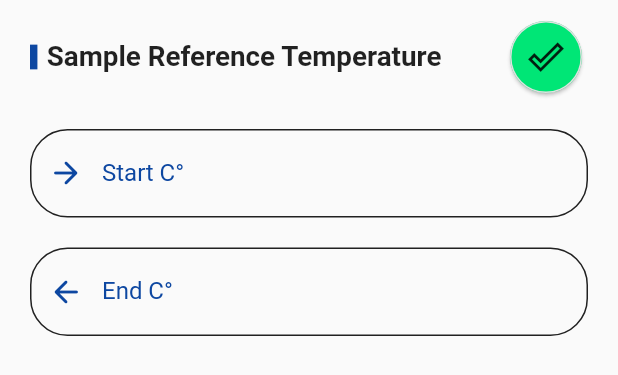
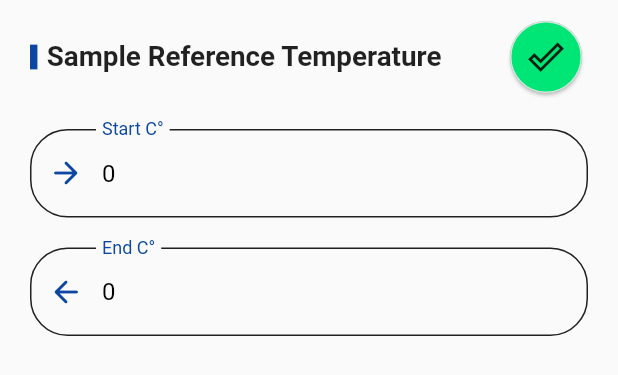
Before and after one commit to Zeyad-Amr/Samples-Incubator, a Flutter app: the SettingsScreen widget shown alone on an empty page, opened directly, after a tap on the "edit" icon, on a phone screen of 412 x 824 dp. Shown: the top 375 px of the screen. Run offline on Flutter 3.47's test engine with Material 2 defaults, Android fonts, the light colour scheme and no system bars; our stand-ins replace animated_background, flutter_bluetooth_serial, google_nav_bar; missing offline and left inert: splash_screen_view.

Commit message:
solving bugs

```diff
--- a/control_app/lib/screens/settings.dart
+++ b/control_app/lib/screens/settings.dart
@@ -52,6 +52,14 @@ class _SettingsScreenState extends State<SettingsScreen> {
     }
   }
 
+  TextEditingController startCont;
+  TextEditingController endCont;
+  @override
+  void initState() {
+    // TODO: implement initState
+    super.initState();
+  }
+
   @override
   Widget build(BuildContext context) {
     return Form(
@@ -93,11 +101,12 @@ class _SettingsScreenState extends State<SettingsScreen> {
                             if (formGlobalKey.currentState.validate()) {
                               formGlobalKey.currentState.save();
                               value.start = startVal.toInt();
-                              value.end = startVal.toInt();
-                              print(value.start);
+                              value.end = endVal.toInt();
 
                               _sendMessage(
-                                  startVal.toString(), value.connection);
+                                  '4' + startVal.toString(), value.connection);
+                              _sendMessage(
+                                  '5' + endVal.toString(), value.connection);
                               setState(() {
                                 edit = false;
                               });
@@ -116,7 +125,8 @@ class _SettingsScreenState extends State<SettingsScreen> {
               ],
             ),
           ),
-          Padding(
+          Consumer<Myprovider>(
+            builder: (context, value, child) => Padding(
               padding: const EdgeInsets.symmetric(horizontal: 20, vertical: 10),
               child: TextFormField(
                 keyboardType: TextInputType.number,
@@ -128,8 +138,9 @@ class _SettingsScreenState extends State<SettingsScreen> {
                   startVal = int.parse(val);
                 },
                 enabled: edit,
-              style:
-                  TextStyle(color: Colors.black, decorationColor: Colors.white),
+                initialValue: value.start.toString(),
+                style: TextStyle(
+                    color: Colors.black, decorationColor: Colors.white),
                 decoration: InputDecoration(
                   labelStyle: TextStyle(
                       color: Colors.blue[900], decorationColor: Colors.white),
@@ -137,8 +148,8 @@ class _SettingsScreenState extends State<SettingsScreen> {
                       color: Colors.blue[900], decorationColor: Colors.white),
                   labelText: 'Start C°',
                   hintText: 'Start C°',
-                prefixIcon:
-                    Icon(Icons.arrow_forward_rounded, color: Colors.blue[900]),
+                  prefixIcon: Icon(Icons.arrow_forward_rounded,
+                      color: Colors.blue[900]),
                   focusedBorder: OutlineInputBorder(
                     borderSide: BorderSide(color: Colors.grey, width: 1.0),
                     borderRadius: BorderRadius.all(Radius.circular(25.0)),
@@ -154,7 +165,9 @@ class _SettingsScreenState extends State<SettingsScreen> {
                 ),
               ),
             ),
-          Padding(
+          ),
+          Consumer<Myprovider>(
+            builder: (context, value, child) => Padding(
               padding: const EdgeInsets.symmetric(horizontal: 20, vertical: 10),
               child: TextFormField(
                 keyboardType: TextInputType.number,
@@ -166,8 +179,9 @@ class _SettingsScreenState extends State<SettingsScreen> {
                   endVal = int.parse(val);
                 },
                 enabled: edit,
-              style:
-                  TextStyle(color: Colors.black, decorationColor: Colors.white),
+                initialValue: value.end.toString(),
+                style: TextStyle(
+                    color: Colors.black, decorationColor: Colors.white),
                 decoration: InputDecoration(
                   labelStyle: TextStyle(
                       color: Colors.blue[900], decorationColor: Colors.white),
@@ -192,6 +206,7 @@ class _SettingsScreenState extends State<SettingsScreen> {
                 ),
               ),
             ),
+          ),
         ],
       ),
     );
```
Also changed, not shown: control_app/lib/home.dart (+16 -11 lines), control_app/lib/screens/manual.dart (+52 -8 lines), 1 other file. Lines whose indentation alone changed are shown as unchanged.
